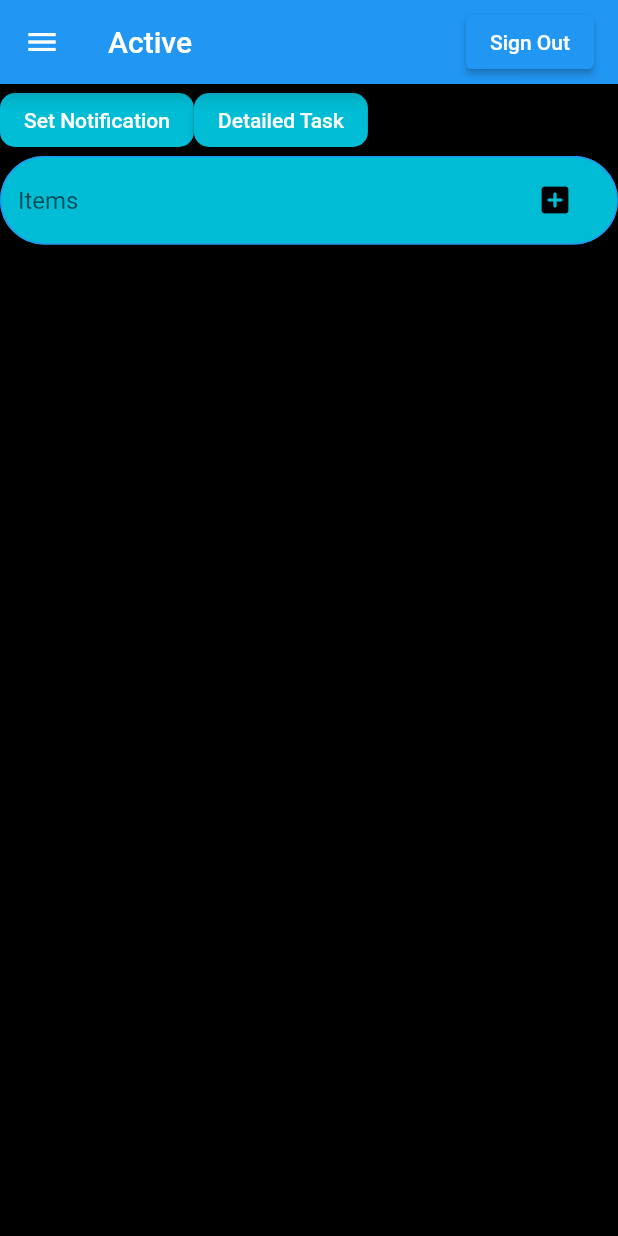
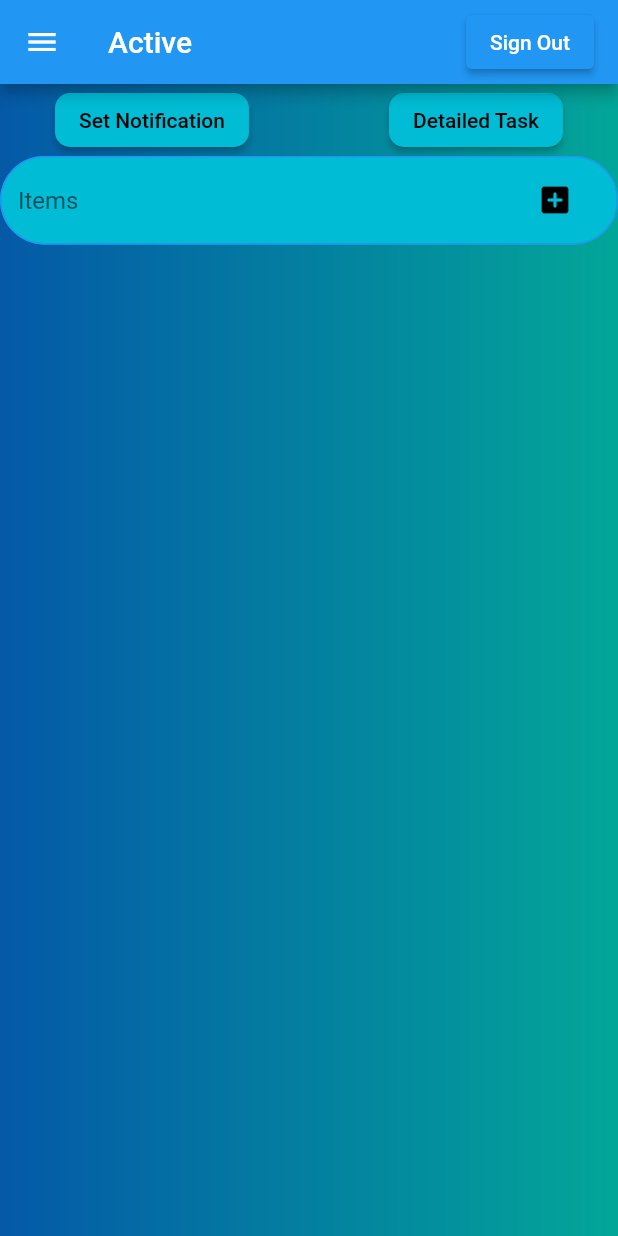
Before and after one commit to galib130/Productivity_App, a Flutter app: the screen it shows once a user with an empty profile is signed in, on a phone screen of 412 x 824 dp. Run offline on Flutter 3.47's test engine with Material 2 defaults, Android fonts, the phone set to English and light mode, and no system bars; drawn by our look-alikes of flutter_typeahead; our stand-ins replace charts_flutter, cloud_firestore, firebase_auth, firebase_core, firebase_messaging, flutter_local_notifications and 4 more; missing offline and left inert: dart:ffi, flutter_ringtone_player; accounts and stored records are empty.

Commit message:
changed ui

```diff
--- a/lib/TestAppState.dart
+++ b/lib/TestAppState.dart
@@ -551,11 +551,18 @@ class TestAppState extends State<TestApp>{
             ),
           ),
           body:
-                Column(
+                Container(
+                  decoration:
+
+                  BoxDecoration(
+                      image:  DecorationImage(image: new AssetImage('assets/gradient.png'),fit: BoxFit.cover)
+                  ),
+                  child: Column(
                       mainAxisAlignment: MainAxisAlignment.start,
                       crossAxisAlignment: CrossAxisAlignment.start,
                       children:[
                         Row(
+                          mainAxisAlignment: MainAxisAlignment.spaceEvenly,
                           children: [
                             ElevatedButton(
 
@@ -610,8 +617,12 @@ class TestAppState extends State<TestApp>{
                                   _descriptioncontroller.clear();
 
                                 },
-                              child: Text('Set Notification'),
-                            ),//For setting up notification
+                                child: Text('Set Notification',style: TextStyle(
+                                  color: Colors.black
+                                ),),
+                              ),
+                            SizedBox(width: 20,),
+                            //For setting up notification
                             ElevatedButton(
                                 style: ElevatedButton.styleFrom(
                                     primary: Colors.cyan,
@@ -623,7 +634,9 @@ class TestAppState extends State<TestApp>{
                                 onPressed: (){
                               createAlertDialog(context,_taskcontroller, _datecontroller,
                                   _timecontroller,_descriptioncontroller,  _selectDate,_selectTime);
-                          }, child: Text('Detailed Task')),//For Detail view
+                            }, child: Text('Detailed Task',style: TextStyle(
+                              color: Colors.black
+                            ),),),//For Detail view
                           ],
                         ),
 
@@ -634,6 +647,7 @@ class TestAppState extends State<TestApp>{
                             autofocus: false,
                             cursorColor: Colors.black ,
                             controller: _taskcontroller,
+                            maxLines: 1,
                             decoration: InputDecoration(
                               hintText: "Items",
                               filled: true,
@@ -709,6 +723,7 @@ class TestAppState extends State<TestApp>{
                           )
 
                       ]),
+                ),
          );
   }
 }
```
Also changed, not shown: lib/Alertdialogue.dart (+6 -2 lines), lib/ListView.dart (+28 -1 lines), pubspec.yaml (+4 -4 lines), assets/gradient.png (added), assets/listtile.jpg (added), assets/sky.png (added), assets/wind.png (added), pubspec.lock. Lines whose indentation alone changed are shown as unchanged.
